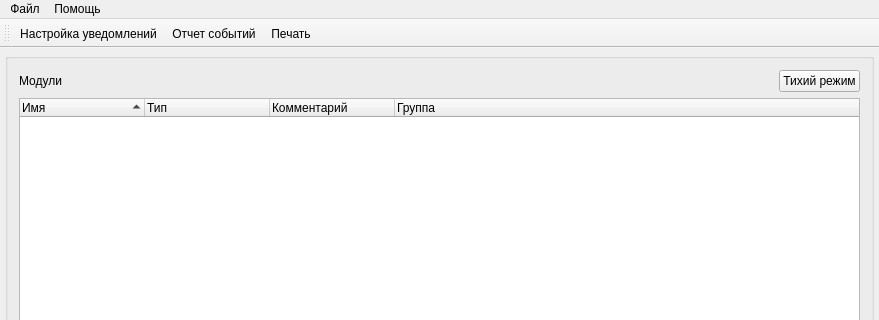
The window that src/SVMonitor/forms/mainwin.ui (Tyill/SVisual) describes before a commit, drawn with Qt 5; both pictures show x 0 to 879 and y 0 to 320 of the 879 by 613 pixel window.
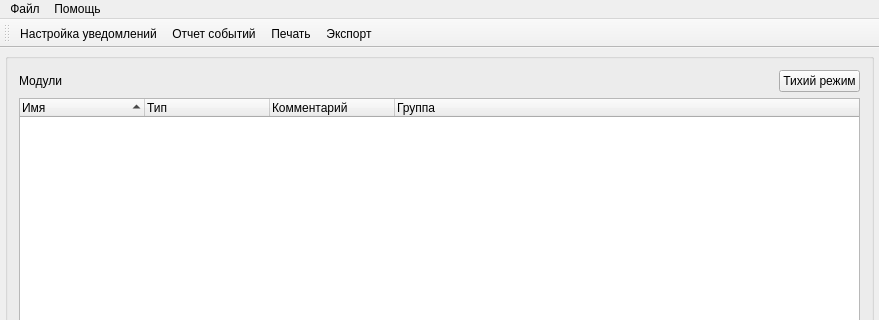
The same window after the commit. Icons and pictures are not drawn. Custom widgets are drawn as their Qt base class.

Commit message: -add export panel

What changed in the file:
```diff
--- a/src/SVMonitor/forms/mainwin.ui
+++ b/src/SVMonitor/forms/mainwin.ui
@@ -231,6 +231,7 @@
    <addaction name="actionTrgPanel"/>
    <addaction name="actionEventOrder"/>
    <addaction name="actionPrint"/>
+   <addaction name="actionExport"/>
   </widget>
   <action name="actionOpen">
    <property name="icon">
@@ -306,6 +307,15 @@
     <string>Печать</string>
    </property>
   </action>
+  <action name="actionExport">
+   <property name="icon">
+    <iconset resource="../resources/resource.qrc">
+     <normaloff>:/SVMonitor/images/export.png</normaloff>:/SVMonitor/images/export.png</iconset>
+   </property>
+   <property name="text">
+    <string>Экспорт</string>
+   </property>
+  </action>
  </widget>
  <layoutdefault spacing="6" margin="11"/>
  <customwidgets>
```
Left out of the diff: 2 changed lines with no effect on the pictures. The commit also changes 23 other files.
